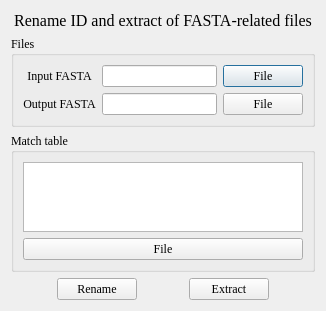
The window that UI/openBMP/RenameID.ui (zhaoy2020/openBMP) describes before a commit, drawn with Qt 5.
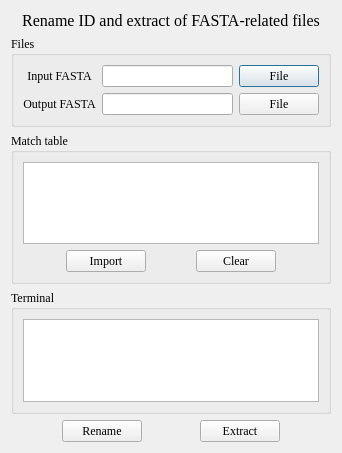
The same window after the commit.

```diff
--- a/UI/openBMP/RenameID.ui
+++ b/UI/openBMP/RenameID.ui
@@ -6,8 +6,8 @@
    <rect>
     <x>0</x>
     <y>0</y>
-    <width>326</width>
-    <height>307</height>
+    <width>342</width>
+    <height>453</height>
    </rect>
   </property>
   <property name="font">
@@ -18,7 +18,7 @@
   <property name="windowTitle">
    <string>Rename ID</string>
   </property>
-  <layout class="QVBoxLayout" name="verticalLayout">
+  <layout class="QVBoxLayout" name="verticalLayout_3">
    <item>
     <widget class="QLabel" name="label_3">
      <property name="text">
@@ -88,6 +88,21 @@
        <widget class="QTextEdit" name="textEdit"/>
       </item>
       <item>
+       <layout class="QHBoxLayout" name="horizontalLayout_2">
+        <item>
+         <spacer name="horizontalSpacer_6">
+          <property name="orientation">
+           <enum>Qt::Horizontal</enum>
+          </property>
+          <property name="sizeHint" stdset="0">
+           <size>
+            <width>40</width>
+            <height>20</height>
+           </size>
+          </property>
+         </spacer>
+        </item>
+        <item>
        <widget class="QPushButton" name="pushButton_3">
         <property name="sizePolicy">
          <sizepolicy hsizetype="Minimum" vsizetype="Fixed">
@@ -96,9 +111,56 @@
          </sizepolicy>
         </property>
         <property name="text">
-         <string>File</string>
-        </property>
-       </widget>
+           <string>Import</string>
+          </property>
+         </widget>
+        </item>
+        <item>
+         <spacer name="horizontalSpacer_4">
+          <property name="orientation">
+           <enum>Qt::Horizontal</enum>
+          </property>
+          <property name="sizeHint" stdset="0">
+           <size>
+            <width>40</width>
+            <height>20</height>
+           </size>
+          </property>
+         </spacer>
+        </item>
+        <item>
+         <widget class="QPushButton" name="pushButton_6">
+          <property name="text">
+           <string>Clear</string>
+          </property>
+         </widget>
+        </item>
+        <item>
+         <spacer name="horizontalSpacer_5">
+          <property name="orientation">
+           <enum>Qt::Horizontal</enum>
+          </property>
+          <property name="sizeHint" stdset="0">
+           <size>
+            <width>40</width>
+            <height>20</height>
+           </size>
+          </property>
+         </spacer>
+        </item>
+       </layout>
+      </item>
+     </layout>
+    </widget>
+   </item>
+   <item>
+    <widget class="QGroupBox" name="groupBox_3">
+     <property name="title">
+      <string>Terminal</string>
+     </property>
+     <layout class="QVBoxLayout" name="verticalLayout">
+      <item>
+       <widget class="QTextBrowser" name="textBrowser"/>
       </item>
      </layout>
     </widget>
```
Left out of the diff: 2 changed lines with no effect on the pictures. Lines whose indentation alone changed are shown as unchanged.
